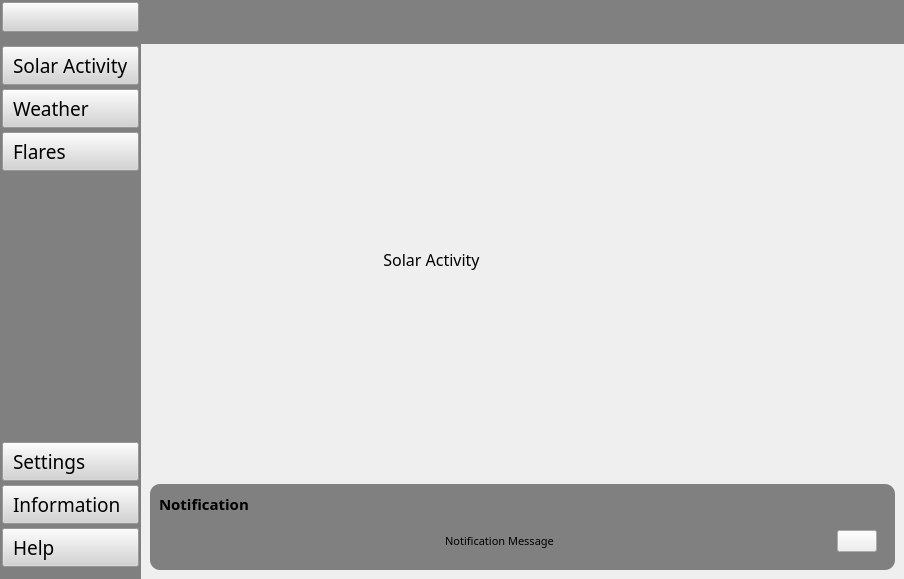
Before: the Qt Designer form solarinterface.ui in however-vkt/Solar-Aurora, drawn with Qt 5.
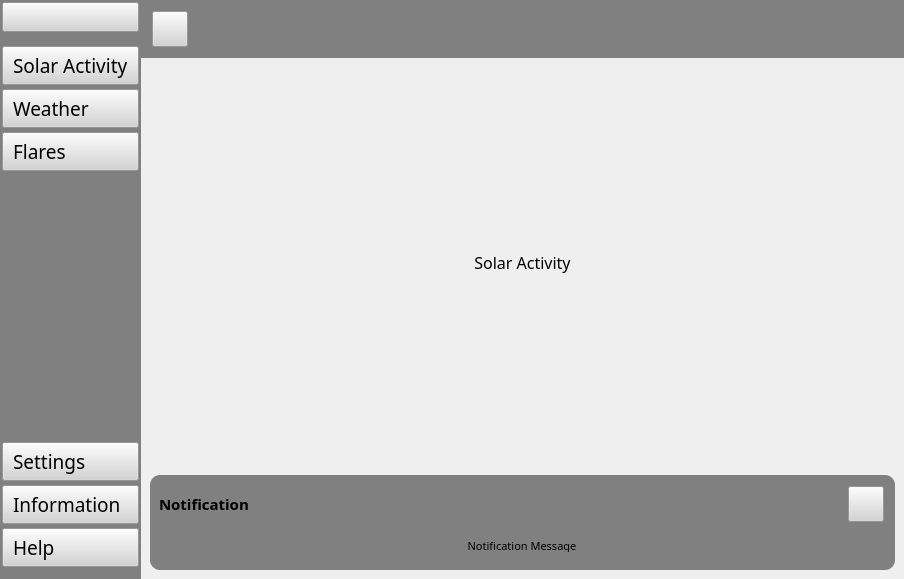
After: the same form once the commit is applied. The open tabs and pages were chosen to show the change. Icons and pictures are not drawn. Custom widgets are drawn as their Qt base class.

What changed in the file:
```diff
--- a/solarinterface.ui
+++ b/solarinterface.ui
@@ -10,6 +10,12 @@
     <height>579</height>
    </rect>
   </property>
+  <property name="minimumSize">
+   <size>
+    <width>0</width>
+    <height>397</height>
+   </size>
+  </property>
   <property name="windowTitle">
    <string>MainWindow</string>
   </property>
@@ -26,8 +32,10 @@
 	padding: 5px 10px;
 	background-color: #D3D3D3;
 }
-#frame_7 QPushButton{
+QPushButton{
+	margin: 2px;
 	background-color: #D3D3D3;
+	padding: 5px 10px;
 }
 #frame_4,#frame_8,#popupNotificationSubContainer
 {
@@ -37,10 +45,7 @@
 #headerContainer
 {
 	background-color: grey;
-}
-
-
-</string>
+}</string>
   </property>
   <widget class="QWidget" name="centralwidget">
    <layout class="QHBoxLayout" name="horizontalLayout">
@@ -481,52 +486,26 @@
        <property name="bottomMargin">
         <number>0</number>
        </property>
-       <item alignment="Qt::AlignTop">
+       <item>
         <widget class="QWidget" name="headerContainer" native="true">
-         <layout class="QHBoxLayout" name="horizontalLayout_5">
-          <item>
-           <widget class="QLabel" name="label_5">
-            <property name="font">
-             <font>
-              <family>8BIT WONDER(RUS BY LYAJKA)</family>
-              <pointsize>14</pointsize>
-              <weight>50</weight>
-              <bold>false</bold>
-             </font>
+         <layout class="QHBoxLayout" name="horizontalLayout_3">
+          <item alignment="Qt::AlignLeft">
+           <widget class="QPushButton" name="btnNotification">
+            <property name="minimumSize">
+             <size>
+              <width>40</width>
+              <height>40</height>
+             </size>
+            </property>
+            <property name="maximumSize">
+             <size>
+              <width>40</width>
+              <height>40</height>
+             </size>
             </property>
             <property name="text">
              <string/>
             </property>
-            <property name="alignment">
-             <set>Qt::AlignCenter</set>
-            </property>
-           </widget>
-          </item>
-          <item alignment="Qt::AlignHCenter|Qt::AlignVCenter">
-           <widget class="QFrame" name="frame_5">
-            <property name="frameShape">
-             <enum>QFrame::StyledPanel</enum>
-            </property>
-            <property name="frameShadow">
-             <enum>QFrame::Raised</enum>
-            </property>
-            <layout class="QHBoxLayout" name="horizontalLayout_7">
-             <property name="spacing">
-              <number>0</number>
-             </property>
-             <property name="leftMargin">
-              <number>0</number>
-             </property>
-             <property name="topMargin">
-              <number>0</number>
-             </property>
-             <property name="rightMargin">
-              <number>0</number>
-             </property>
-             <property name="bottomMargin">
-              <number>0</number>
-             </property>
-            </layout>
            </widget>
           </item>
          </layout>
@@ -535,7 +514,7 @@
        <item>
         <widget class="QWidget" name="mainBodyContent" native="true">
          <property name="sizePolicy">
-          <sizepolicy hsizetype="Preferred" vsizetype="Expanding">
+          <sizepolicy hsizetype="Expanding" vsizetype="Expanding">
            <horstretch>0</horstretch>
            <verstretch>0</verstretch>
           </sizepolicy>
@@ -543,22 +522,22 @@
          <property name="minimumSize">
           <size>
            <width>589</width>
-           <height>398</height>
+           <height>397</height>
           </size>
          </property>
-         <layout class="QVBoxLayout" name="verticalLayout_7">
+         <layout class="QVBoxLayout" name="verticalLayout_11">
           <item>
            <widget class="QWidget" name="mainContentsContainer" native="true">
-            <layout class="QVBoxLayout" name="verticalLayout_15">
+            <layout class="QVBoxLayout" name="verticalLayout_7">
              <item>
               <widget class="QCustomStackedWidget" name="mainPages">
-               <property name="minimumSize">
-                <size>
-                 <width>545</width>
-                 <height>371</height>
-                </size>
+               <property name="sizePolicy">
+                <sizepolicy hsizetype="Preferred" vsizetype="Preferred">
+                 <horstretch>0</horstretch>
+                 <verstretch>0</verstretch>
+                </sizepolicy>
                </property>
-               <property name="maximumSize">
+               <property name="minimumSize">
                 <size>
                  <width>545</width>
                  <height>371</height>
@@ -571,6 +550,12 @@
                 <layout class="QVBoxLayout" name="verticalLayout_16">
                  <item>
                   <widget class="QLabel" name="label_10">
+                   <property name="sizePolicy">
+                    <sizepolicy hsizetype="Preferred" vsizetype="Preferred">
+                     <horstretch>0</horstretch>
+                     <verstretch>0</verstretch>
+                    </sizepolicy>
+                   </property>
                    <property name="font">
                     <font>
                      <family>8BIT WONDER(RUS BY LYAJKA)</family>
@@ -721,8 +706,8 @@
          <layout class="QVBoxLayout" name="verticalLayout_19">
           <item>
            <widget class="QWidget" name="popupNotificationSubContainer" native="true">
-            <layout class="QVBoxLayout" name="verticalLayout_20">
-             <item>
+            <layout class="QGridLayout" name="gridLayout">
+             <item row="0" column="0">
               <widget class="QLabel" name="label_14">
                <property name="font">
                 <font>
@@ -737,7 +722,39 @@
                </property>
               </widget>
              </item>
-             <item>
+             <item row="0" column="1">
+              <widget class="QPushButton" name="closeNotificationBtn">
+               <property name="minimumSize">
+                <size>
+                 <width>40</width>
+                 <height>40</height>
+                </size>
+               </property>
+               <property name="maximumSize">
+                <size>
+                 <width>40</width>
+                 <height>40</height>
+                </size>
+               </property>
+               <property name="toolTip">
+                <string>Close notification</string>
+               </property>
+               <property name="text">
+                <string/>
+               </property>
+               <property name="icon">
+                <iconset>
+                 <normaloff>:/newPrefix/x-octagon.svg</normaloff>:/newPrefix/x-octagon.svg</iconset>
+               </property>
+               <property name="iconSize">
+                <size>
+                 <width>24</width>
+                 <height>24</height>
+                </size>
+               </property>
+              </widget>
+             </item>
+             <item row="1" column="0" colspan="2">
               <widget class="QFrame" name="frame_9">
                <property name="frameShape">
                 <enum>QFrame::StyledPanel</enum>
@@ -754,6 +771,12 @@
                     <verstretch>0</verstretch>
                    </sizepolicy>
                   </property>
+                  <property name="maximumSize">
+                   <size>
+                    <width>408</width>
+                    <height>13</height>
+                   </size>
+                  </property>
                   <property name="font">
                    <font>
                     <family>8BIT WONDER(RUS BY LYAJKA)</family>
@@ -768,26 +791,6 @@
                   </property>
                  </widget>
                 </item>
-                <item>
-                 <widget class="QPushButton" name="closeNotificationBtn">
-                  <property name="toolTip">
-                   <string>Close notification</string>
-                  </property>
-                  <property name="text">
-                   <string/>
-                  </property>
-                  <property name="icon">
-                   <iconset>
-                    <normaloff>:/newPrefix/x-octagon.svg</normaloff>:/newPrefix/x-octagon.svg</iconset>
-                  </property>
-                  <property name="iconSize">
-                   <size>
-                    <width>24</width>
-                    <height>24</height>
-                   </size>
-                  </property>
-                 </widget>
-                </item>
                </layout>
               </widget>
              </item>
```
Left out of the diff: 2 changed lines with no effect on the pictures.
